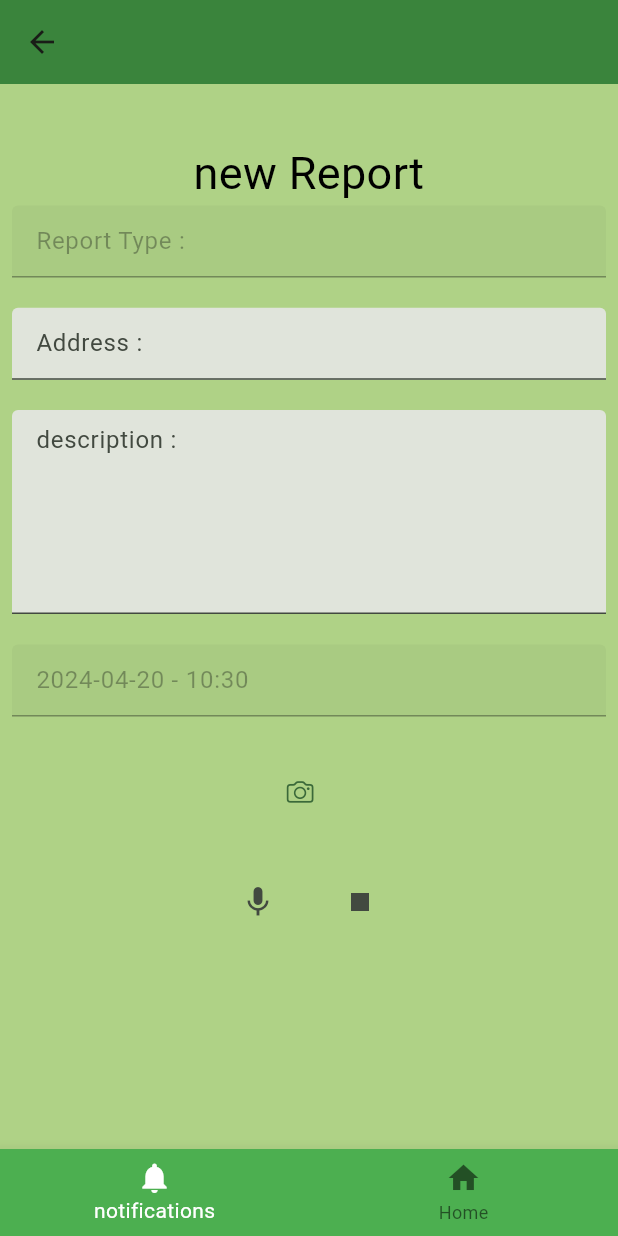
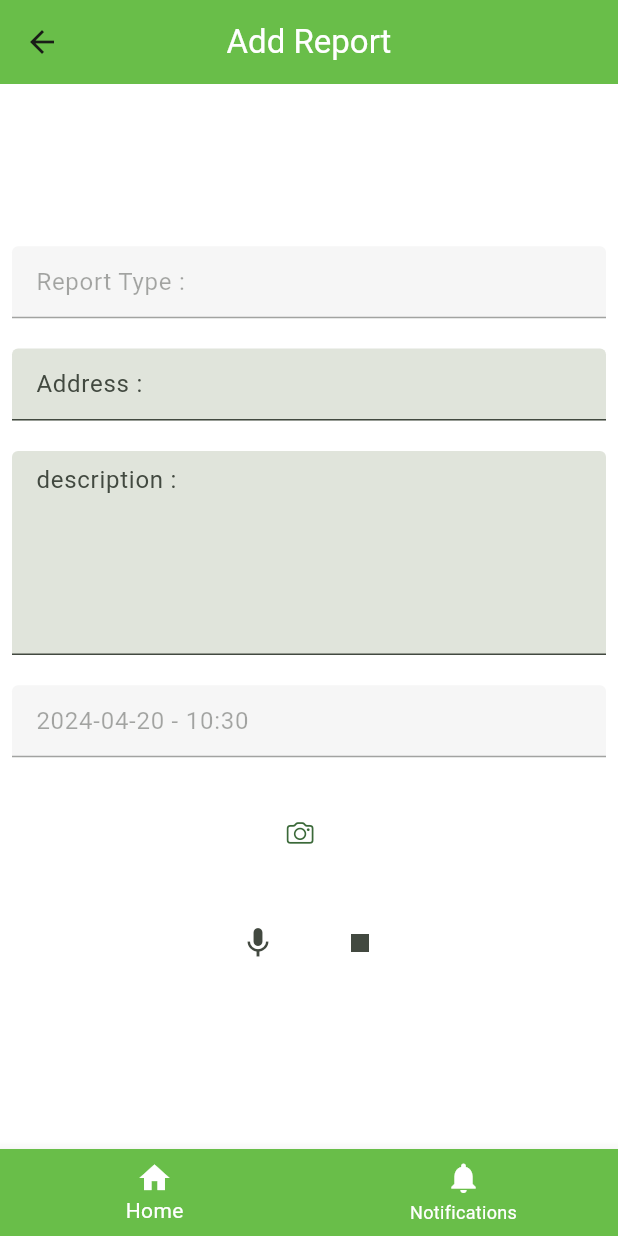
Before and after one commit to saja-massimi/notify_ju, a Flutter app: the addReport screen opened directly with empty values, on a phone screen of 412 x 824 dp. Run offline on Flutter 3.47's test engine with Material 3 defaults, Android fonts, the phone set to English and light mode, and no system bars; our stand-ins replace firebase_core, get, image_picker; missing offline and left inert: contactus, flutter_sound; accounts and stored records are empty.

Commit message:
hala latest

```diff
--- a/lib/Screens/add_report.dart
+++ b/lib/Screens/add_report.dart
@@ -1,6 +1,7 @@
 import 'package:flutter/material.dart';
 import 'package:notify_ju/Screens/categories.dart';
 import 'package:notify_ju/Widgets/mic.dart';
+import 'package:notify_ju/bottomNavBar.dart';
 import '../Widgets/image_input.dart';
 import 'ReportNotification.dart';
 import 'package:intl/intl.dart';
@@ -12,23 +13,19 @@ class addReport extends StatelessWidget {
   @override
   Widget build(BuildContext context) {
     return Scaffold(
-        backgroundColor: const Color.fromARGB(255, 175, 210, 134),
+      backgroundColor: Color.fromARGB(255, 255, 255, 255),
       appBar: AppBar(
-          backgroundColor: const Color.fromARGB(255, 58, 132, 60),
+        centerTitle: true,
+        title: const Text('Add Report', style: TextStyle(color: Colors.white)),
+        backgroundColor: const Color(0xFF69BE49),
       ),
       body: SingleChildScrollView(
         child: Padding(
           padding: EdgeInsets.all(8.0),
           child: Column(
             children: [
-                SizedBox(height: 30.0),
-                const Text(
-                  'new Report',
-                  style: TextStyle(
-                    fontSize: 30,
-                    color: Color.fromARGB(255, 0, 0, 0),
-                  ),
-                  textAlign: TextAlign.center,
+              const SizedBox(
+                height: 100.2,
               ),
               TextField(
                 enabled: false,
@@ -68,8 +65,7 @@ class addReport extends StatelessWidget {
                   filled: true,
                 ),
                 controller: TextEditingController(
-                    text:
-                        DateFormat('yyyy-MM-dd - h:mm').format(DateTime.now()),
+                  text: DateFormat('yyyy-MM-dd - h:mm').format(DateTime.now()),
                 ),
               ),
               ImageInput(),
@@ -78,33 +74,7 @@ class addReport extends StatelessWidget {
           ),
         ),
       ),
-        bottomNavigationBar: BottomNavigationBar(
-          backgroundColor: Colors.green,
-          items: const <BottomNavigationBarItem>[
-            BottomNavigationBarItem(
-                icon: Icon(Icons.notifications),
-                label: 'notifications',
-                backgroundColor: Colors.white),
-            BottomNavigationBarItem(
-                icon: Icon(Icons.home),
-                label: 'Home',
-                backgroundColor: Colors.white),
-          ],
-          selectedItemColor: Color.fromARGB(255, 255, 255, 255),
-          onTap: (int index) {
-            if (index == 0) {
-              Navigator.push(
-                context,
-                MaterialPageRoute(builder: (context) => ReportNotification()),
-              );
-            } else if (index == 1) {
-              // Replace `HomePage` with the desired home page widget
-              Navigator.push(
-                context,
-                MaterialPageRoute(builder: (context) => Categories()),
+      bottomNavigationBar: BottomNavigationBarWidget(),
     );
   }
-          },
-        ));
 }
-}
--- a/lib/main.dart
+++ b/lib/main.dart
@@ -6,9 +6,7 @@ import 'package:notify_ju/Screens/email_auth.dart';
 import 'package:notify_ju/Screens/profile.dart';
 
 void main() async {
-  await Firebase.initializeApp(
-    options: DefaultFirebaseOptions.currentPlatform,
-  );
+  Firebase.initializeApp();
   runApp(const MyApp());
 }
 
```
Also changed, not shown: lib/Screens/contact.dart (+4 -7 lines), lib/Screens/profile.dart (+6 -2 lines), lib/Screens/reportNotification.dart (+19 -36 lines), lib/bottomNavBar.dart (+9 -4 lines), lib/drawer.dart (+13 -11 lines). Lines whose indentation alone changed are shown as unchanged.
